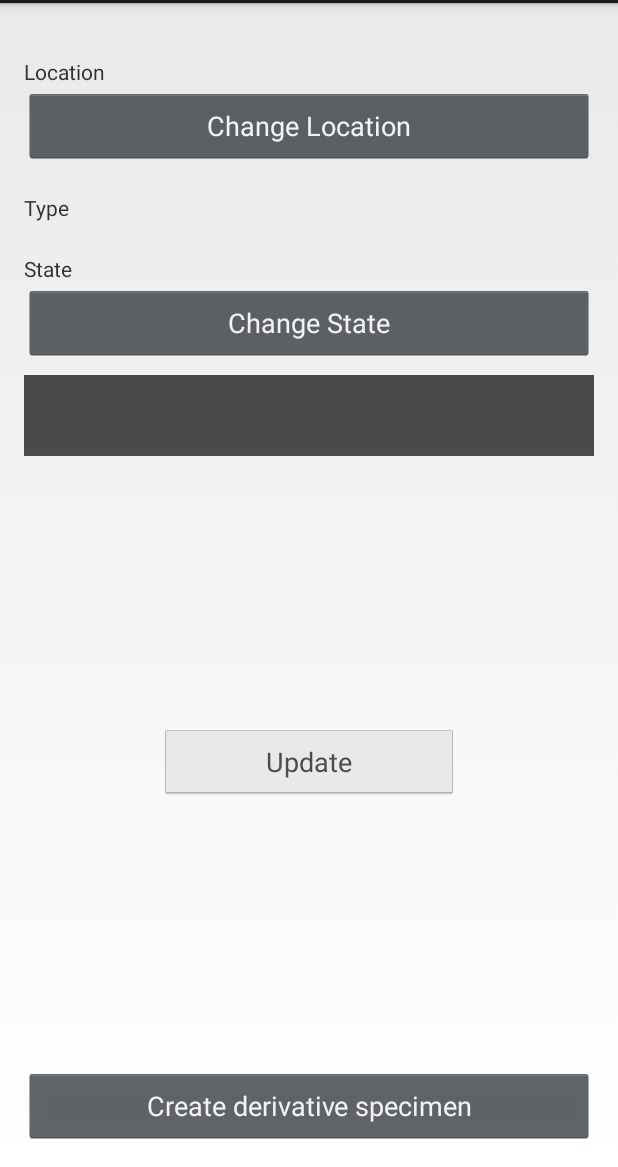
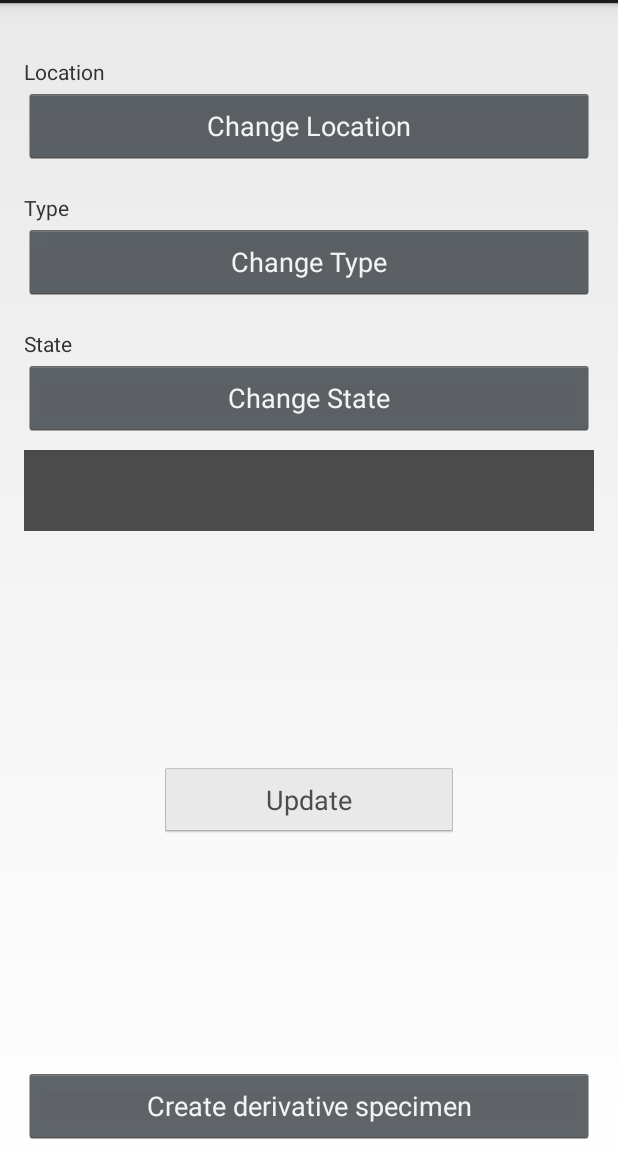
Before and after one commit to specimentracking/sample-tracker-android, an Android app: the layout frg_specimen_edit.xml on its own in the app's theme, with its tools: preview values and no code run, on a phone screen of 412 x 824 dp, the part 69-1236 px from its top. Run offline under Robolectric (Android 15) with nearby library versions, the phone set to English and light mode, and no system bars.

Commit message:
Allow to update also type

```diff
--- a/app/src/main/java/org/galaxyproject/sampletracker/logic/galaxy/SpecimenResourceController.java
+++ b/app/src/main/java/org/galaxyproject/sampletracker/logic/galaxy/SpecimenResourceController.java
@@ -42,7 +42,7 @@ public final class SpecimenResourceController extends ResourceController<Specime
         String apiKey = mSettingsController.loadApiKey();
         String projectId = mSettingsController.loadProjectId();
         SampleData sampleData = specimen.getSampleData();
-        resource().update(apiKey, projectId, specimen.getId(), sampleData.getState(), null,
+        resource().update(apiKey, projectId, specimen.getId(), sampleData.getState(), sampleData.getType().format(),
                 sampleData.getLocation().format(), callback);
     }
 }
--- a/app/src/main/res/layout/frg_specimen_edit.xml
+++ b/app/src/main/res/layout/frg_specimen_edit.xml
@@ -48,6 +48,13 @@
             style="@style/Widget.TextView.Value"
             />
     </LinearLayout>
+
+    <Button
+        android:id="@+id/set_type"
+        android:layout_width="match_parent"
+        android:layout_height="wrap_content"
+        android:text="@string/specimen_type_change"
+        />
 
     <LinearLayout
         android:layout_width="match_parent"
--- a/app/src/main/res/values/strings.xml
+++ b/app/src/main/res/values/strings.xml
@@ -38,6 +38,7 @@
     <string name="specimen_location_change">Change Location</string>
     <string name="specimen_type">Type</string>
     <string name="specimen_type_set">Set Type</string>
+    <string name="specimen_type_change">Change Type</string>
     <string name="specimen_state">State</string>
     <string name="specimen_state_set">Set State</string>
     <string name="specimen_state_change">Change State</string>
```
Also changed, not shown: app/src/main/java/org/galaxyproject/sampletracker/ui/specimen/EditSpecimenFragment.java (+5 -2 lines).
